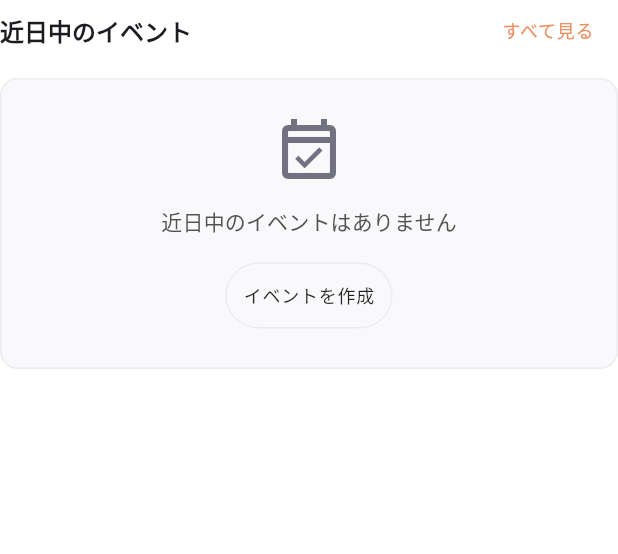
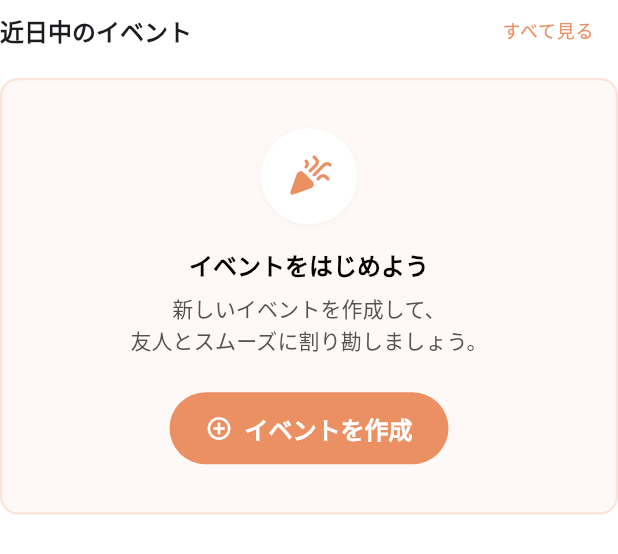
Before and after one commit to yuuu0702/shiharainu, a Flutter app: the HomeEventsSection widget shown alone on an empty page, opened directly with empty values, on a phone screen of 412 x 824 dp. Shown: the top 554 px of the screen. Run offline on Flutter 3.47's test engine with Material 3 defaults, Android fonts, the phone set to English and light mode, and no system bars; our stand-ins replace cloud_firestore, firebase_auth, firebase_core, flutter_hooks, freezed_annotation, go_router and 3 more; accounts and stored records are empty.

Commit message:
ホーム修正

```diff
--- a/lib/pages/home/home_events_section.dart
+++ b/lib/pages/home/home_events_section.dart
@@ -41,46 +41,92 @@ class HomeEventsSection extends StatelessWidget {
 
         if (upcomingEvents.isEmpty)
           Container(
-            padding: const EdgeInsets.all(AppTheme.spacing24),
+            padding: const EdgeInsets.symmetric(
+              vertical: AppTheme.spacing32,
+              horizontal: AppTheme.spacing24,
+            ),
             decoration: BoxDecoration(
-              color: AppTheme.mutedColor.withValues(alpha: 0.3),
+              color: AppTheme.primaryColor.withValues(alpha: 0.05),
               borderRadius: BorderRadius.circular(AppTheme.radiusLarge),
-              border: Border.all(color: AppTheme.mutedColor),
+              border: Border.all(
+                color: AppTheme.primaryColor.withValues(alpha: 0.2),
+                width: 1.5,
+              ),
             ),
             child: Center(
               child: Column(
                 children: [
-                  const Icon(
-                    Icons.event_available_outlined,
-                    size: 48,
-                    color: AppTheme.mutedForegroundLegacy,
-                  ),
-                  const SizedBox(height: AppTheme.spacing12),
-                  Text(
-                    (FirebaseAuth.instance.currentUser?.isAnonymous ?? false)
-                        ? '招待コードをお持ちですか？'
-                        : '近日中のイベントはありません',
-                    style: AppTheme.bodyMedium.copyWith(
-                      color: AppTheme.mutedForegroundAccessible,
-                      fontWeight: FontWeight.w500,
+                  Container(
+                    padding: const EdgeInsets.all(AppTheme.spacing16),
+                    decoration: BoxDecoration(
+                      color: Colors.white,
+                      shape: BoxShape.circle,
+                      boxShadow: AppTheme.elevationLow,
+                    ),
+                    child: const Icon(
+                      Icons.celebration_rounded,
+                      size: 32,
+                      color: AppTheme.primaryColor,
                     ),
                   ),
                   const SizedBox(height: AppTheme.spacing16),
+                  Text(
+                    (FirebaseAuth.instance.currentUser?.isAnonymous ?? false)
+                        ? 'イベントに参加しましょう'
+                        : 'イベントをはじめよう',
+                    style: AppTheme.headlineSmall.copyWith(
+                      color: AppTheme.foregroundColor,
+                      fontWeight: FontWeight.bold,
+                    ),
+                  ),
+                  const SizedBox(height: AppTheme.spacing8),
+                  Text(
+                    (FirebaseAuth.instance.currentUser?.isAnonymous ?? false)
+                        ? '招待コードを入力して、\n支払いや精算に参加できます。'
+                        : '新しいイベントを作成して、\n友人とスムーズに割り勘しましょう。',
+                    textAlign: TextAlign.center,
+                    style: AppTheme.bodyMedium.copyWith(
+                      color: AppTheme.mutedForeground,
+                      height: 1.5,
+                    ),
+                  ),
+                  const SizedBox(height: AppTheme.spacing24),
                   (FirebaseAuth.instance.currentUser?.isAnonymous ?? false)
-                      ? AppButton.outline(
-                          text: '招待コードを入力',
-                          size: AppButtonSize.small,
+                      ? ElevatedButton(
                           onPressed: () {
                             showDialog(
                               context: context,
                               builder: (context) => const JoinEventDialog(),
                             );
                           },
+                          style: ElevatedButton.styleFrom(
+                            backgroundColor: AppTheme.primaryColor,
+                            foregroundColor: Colors.white,
+                            padding: const EdgeInsets.symmetric(
+                              horizontal: AppTheme.spacing24,
+                              vertical: AppTheme.spacing12,
+                            ),
+                          ),
+                          child: const Text('招待コードを入力'),
                         )
-                      : AppButton.outline(
-                          text: 'イベントを作成',
-                          size: AppButtonSize.small,
+                      : ElevatedButton(
                           onPressed: () => context.go('/events/create'),
+                          style: ElevatedButton.styleFrom(
+                            backgroundColor: AppTheme.primaryColor,
+                            foregroundColor: Colors.white,
+                            padding: const EdgeInsets.symmetric(
+                              horizontal: AppTheme.spacing24,
+                              vertical: AppTheme.spacing12,
+                            ),
+                          ),
+                          child: const Row(
+                            mainAxisSize: MainAxisSize.min,
+                            children: [
+                              Icon(Icons.add_circle_outline, size: 18),
+                              SizedBox(width: 8),
+                              Text('イベントを作成'),
+                            ],
+                          ),
                         ),
                 ],
               ),
@@ -120,9 +166,13 @@ class HomeEventsSection extends StatelessWidget {
                         vertical: AppTheme.spacing8,
                       ),
                       decoration: BoxDecoration(
-                        color: AppTheme.primaryColor.withValues(alpha: 0.1),
+                        color: _getUrgencyColor(event).withValues(alpha: 0.1),
                         borderRadius: BorderRadius.circular(
                           AppTheme.radiusMedium,
+                        ),
+                        border: Border.all(
+                          color: _getUrgencyColor(event).withValues(alpha: 0.2),
+                          width: 1,
                         ),
                       ),
                       child: Column(
@@ -130,23 +180,26 @@ class HomeEventsSection extends StatelessWidget {
                           Text(
                             'あと',
                             style: AppTheme.labelSmall.copyWith(
-                              color: AppTheme.primaryColor,
+                              color: _getUrgencyColor(event),
                               fontSize: 10,
+                              fontWeight: FontWeight.bold,
                             ),
                           ),
                           Text(
                             _getEventDaysUntilNumber(event),
                             style: AppTheme.headlineMedium.copyWith(
-                              color: AppTheme.primaryColor,
-                              fontWeight: FontWeight.w800,
-                              height: 1,
+                              color: _getUrgencyColor(event),
+                              fontWeight: FontWeight.w900,
+                              height: 1.1,
+                              fontSize: 20,
                             ),
                           ),
                           Text(
                             '日',
                             style: AppTheme.labelSmall.copyWith(
-                              color: AppTheme.primaryColor,
+                              color: _getUrgencyColor(event),
                               fontSize: 10,
+                              fontWeight: FontWeight.bold,
                             ),
                           ),
                         ],
@@ -248,4 +301,17 @@ class HomeEventsSection extends StatelessWidget {
     final difference = event.date.difference(now).inDays;
     return difference < 0 ? '0' : difference.toString();
   }
+
+  Color _getUrgencyColor(EventData event) {
+    final now = DateTime.now();
+    final difference = event.date.difference(now).inDays;
+
+    if (difference <= 3) {
+      return AppTheme.destructiveColor; // Urgent
+    } else if (difference <= 7) {
+      return AppTheme.warningColor; // Upcoming
+    } else {
+      return AppTheme.primaryColor; // Normal
+    }
+  }
 }
```
